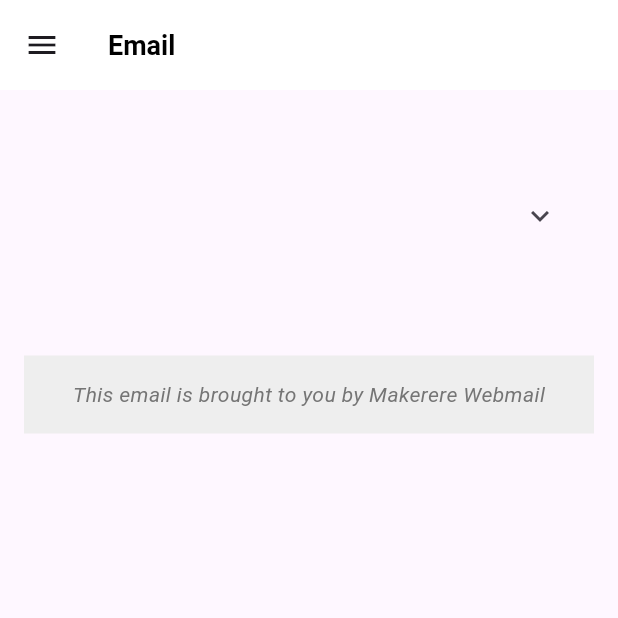
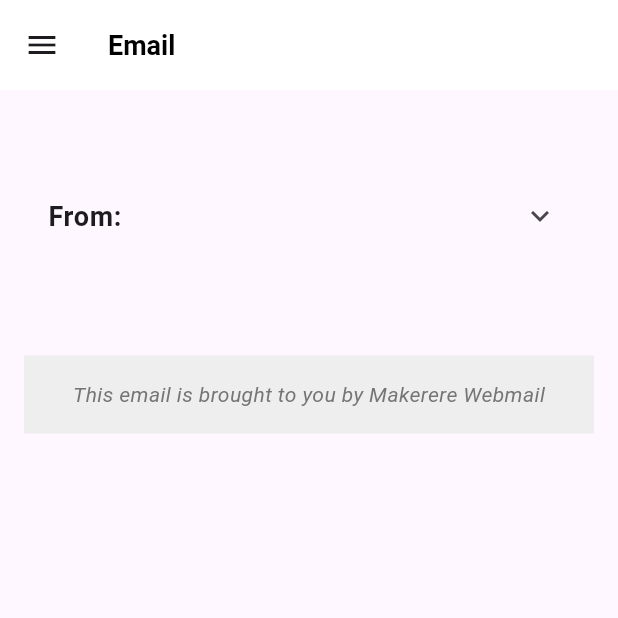
Before and after one commit to Aurits/webmail_v3, a Flutter app: the EmailDetailPage screen opened directly with empty values, on a phone screen of 412 x 824 dp, the top half of it. Run offline on Flutter 3.47's test engine with Material 3 defaults, Android fonts, the phone set to English and light mode, and no system bars; our stand-ins replace dio, flutter_form_builder, flutter_widget_from_html, form_builder_validators, settings_ui, sqflite; accounts and stored records are empty.

Commit message:
Dec 1, 2023, 11:46 AM

```diff
--- a/lib/pages/emails/email_detail_page.dart
+++ b/lib/pages/emails/email_detail_page.dart
@@ -49,13 +49,22 @@ class EmailDetailPage extends StatelessWidget {
               ),
             ),
             ExpansionTile(
-              title: Text(
-                email.subject,
-                textAlign: TextAlign.center,
-                style: const TextStyle(
-                  fontSize: 20,
-                  fontWeight: FontWeight.bold,
-                ),
+              title: Row(
+                children: [
+                  const Text(
+                    'From: ',
+                    style: TextStyle(
+                      fontSize: 18,
+                      fontWeight: FontWeight.bold,
+                    ),
+                  ),
+                  Text(
+                    email.sender,
+                    style: const TextStyle(
+                      fontSize: 18,
+                    ),
+                  ),
+                ],
               ),
               children: [
                 Container(
```
